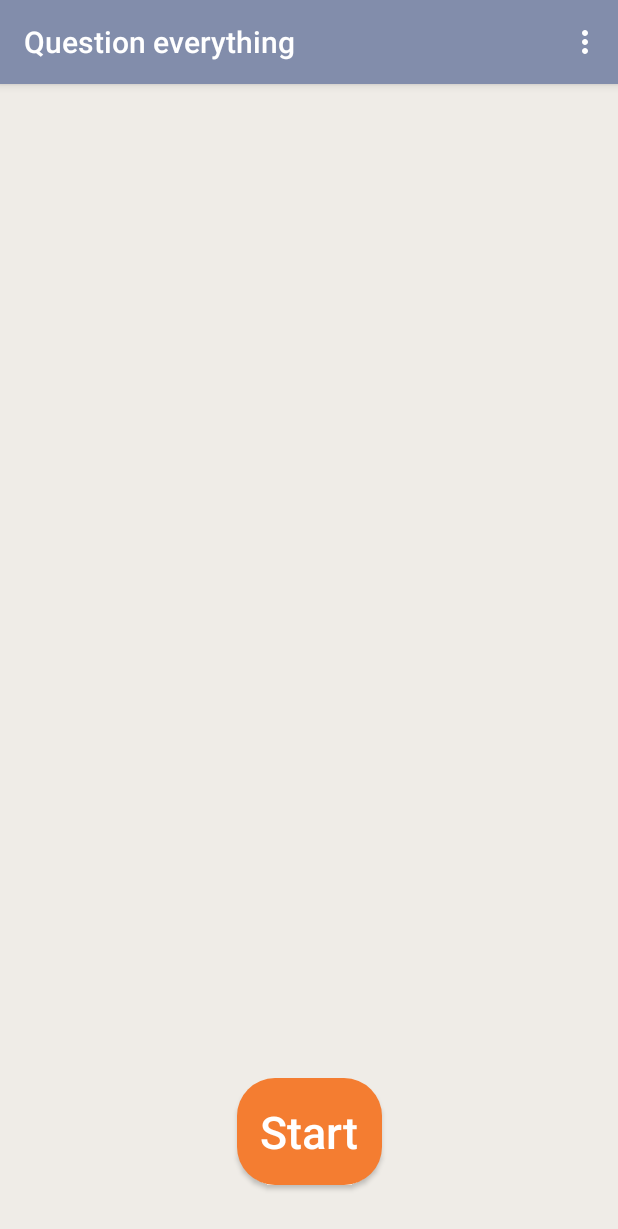
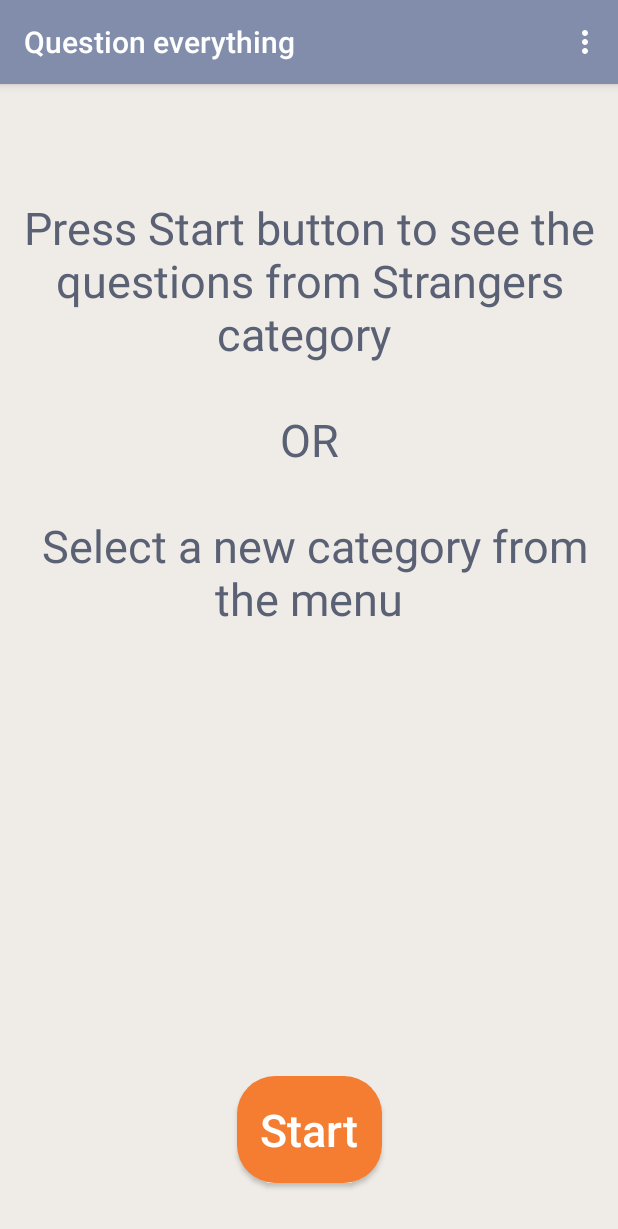
Before and after one commit to Testehan/QuestionsApp, an Android app: the screen it shows after launch (MainActivity), in the options menu, after a tap on "Strangers", on a phone screen of 412 x 824 dp. Shown: the top 1229 px of the screen. Run offline under Robolectric (Android 15) with nearby library versions, the light colour scheme and no system bars; our stand-ins replace AdMob; 7 statements that could not run were skipped.

Commit message:
added guidance messages for the user and more questions

```diff
--- a/app/src/main/java/com/testehan/questionsapp/MainActivity.java
+++ b/app/src/main/java/com/testehan/questionsapp/MainActivity.java
@@ -5,13 +5,11 @@ import static com.testehan.questionsapp.model.QuestionConstants.*;
 import android.graphics.Color;
 import android.support.v7.app.AppCompatActivity;
 import android.os.Bundle;
-import android.view.Gravity;
 import android.view.Menu;
 import android.view.MenuItem;
 import android.widget.Button;
 import android.widget.TextView;
 import android.view.View;
-import android.widget.Toast;
 
 import com.google.android.gms.ads.AdListener;
 import com.google.android.gms.ads.AdRequest;
@@ -55,22 +53,22 @@ public class MainActivity extends AppCompatActivity {
         resetQuestionSetup();
         switch (id){
             case R.id.strangers:
-                showToastMessage("Strangers");
+                showHelpMessage("Strangers");
                 questionsController.setSelectedQuestionCategory(STRANGERS);
                 handleActivityColors(STRANGERS);
                 return true;
             case R.id.family:
-                showToastMessage("Family");
+                showHelpMessage("Family");
                 questionsController.setSelectedQuestionCategory(FAMILY);
                 handleActivityColors(FAMILY);
                 return true;
             case R.id.friends:
-                showToastMessage("Friends");
+                showHelpMessage("Friends");
                 questionsController.setSelectedQuestionCategory(FRIENDS);
                 handleActivityColors(FRIENDS);
                 return true;
             case R.id.dates:
-                showToastMessage("Dates");
+                showHelpMessage("Dates");
                 questionsController.setSelectedQuestionCategory(DATES);
                 handleActivityColors(DATES);
                 return true;
@@ -95,10 +93,14 @@ public class MainActivity extends AppCompatActivity {
         }
     }
 
-    private void showToastMessage(String category) {
-        Toast toast = Toast.makeText(getApplicationContext(),category + " category selected",Toast.LENGTH_LONG);
-        toast.setGravity(Gravity.CENTER_VERTICAL, 0, 0);
-        toast.show();
+    private void showHelpMessage(String category) {
+        String message = "Press Start button to see the questions from " +category+ " category \n\n OR \n\n Select a new category from the menu";
+        TextView textView = (TextView) findViewById(R.id.textView);
+        textView.setText(message);
+
+//        Toast toast = Toast.makeText(getApplicationContext(),category + " category selected",Toast.LENGTH_LONG);
+//        toast.setGravity(Gravity.CENTER_VERTICAL, 0, 0);
+//        toast.show();
     }
 
     private void handleActivityColors(Integer category) {
--- a/app/src/main/java/com/testehan/questionsapp/model/QuestionsController.java
+++ b/app/src/main/java/com/testehan/questionsapp/model/QuestionsController.java
@@ -8,7 +8,7 @@ import java.util.Random;
 
 public class QuestionsController {
 
-    public static final int NUMBER_OF_QUESTIONS = 87;
+    public static final int NUMBER_OF_QUESTIONS = 228;
 
     private Integer selectedQuestionCategory = FRIENDS;
 
--- a/app/src/main/res/layout/activity_main.xml
+++ b/app/src/main/res/layout/activity_main.xml
@@ -14,6 +14,7 @@
         android:layout_height="wrap_content"
         android:gravity="center"
         android:textSize="30dp"
+        android:text="Press Start button to see the questions from Friends category \n\n OR \n\n Select a new category from the menu"
         android:textColor="@color/questionColor"
         android:padding="10sp"
         android:layout_margin="10sp"
```
